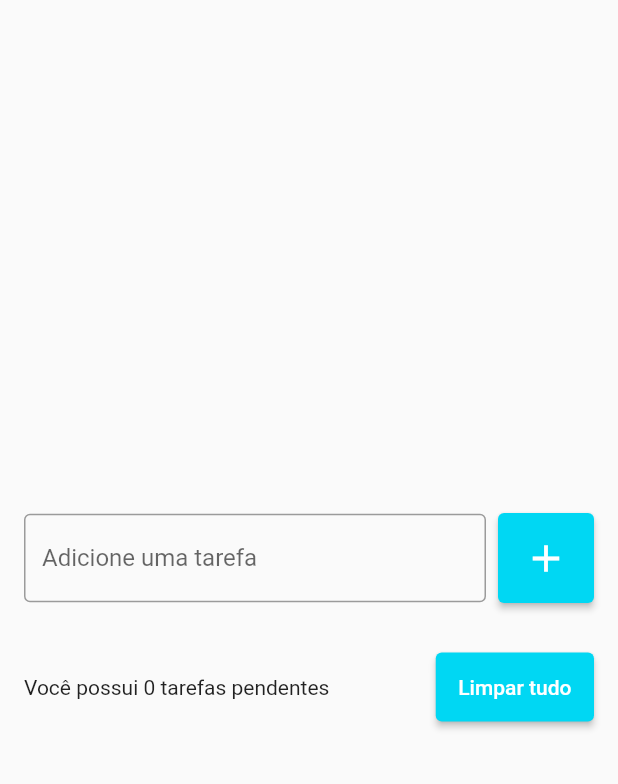
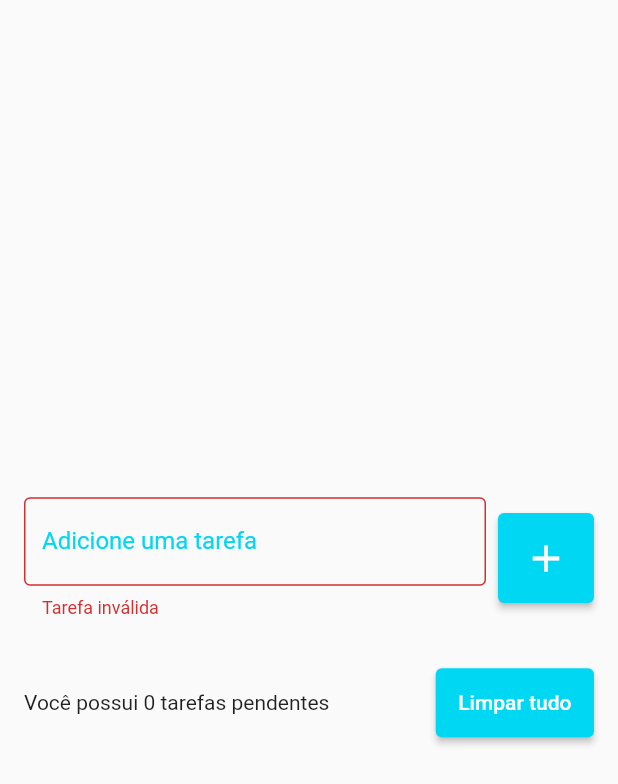
Before and after one commit to GlHenrique/TodoFlutter, a Flutter app: the screen it shows after launch, after a tap on the "add" icon, on a phone screen of 412 x 824 dp. Shown: the top 784 px of the screen. Run offline on Flutter 3.47's test engine with Material 2 defaults, Android fonts, the phone set to English and light mode, and no system bars; our stand-ins replace flutter_slidable, shared_preferences.

Commit message:
feat: add errorText

```diff
--- a/lib/models/todo.dart
+++ b/lib/models/todo.dart
@@ -1,5 +1,17 @@
 class Todo {
   Todo({required this.title, required this.date});
+
+  Todo.fromJson(Map<String, dynamic> json)
+      : date = DateTime.parse(json['date']),
+        title = json['title'];
+
   String title;
   DateTime date;
+
+  Map<String, dynamic> toJson() {
+    return {
+      'title': title,
+      'date': date.toIso8601String(),
+    };
+  }
 }
--- a/lib/pages/todo_list.dart
+++ b/lib/pages/todo_list.dart
@@ -1,5 +1,6 @@
 import 'package:flutter/material.dart';
 import 'package:todo_flutter/models/todo.dart';
+import 'package:todo_flutter/repositories/todo_repository.dart';
 import 'package:todo_flutter/widgets/todo_list_item.dart';
 
 class TodoListPage extends StatefulWidget {
@@ -11,15 +12,25 @@
 
 class _TodoListPageState extends State<TodoListPage> {
   final addTaskController = TextEditingController();
+  final TodoRepository todoRepository = TodoRepository();
   List<Todo> todos = [];
   Todo? deletedTodo;
   int? deletedTodoIndex;
+  String? errorText;
 
   void handleAdd() {
-    if (addTaskController.text == '') return;
+    if (addTaskController.text == '') {
+      setState(() {
+        errorText = 'Tarefa inválida';
+      });
+      return;
+    }
+
     setState(() {
       Todo newTodo = Todo(title: addTaskController.text, date: DateTime.now());
       todos.add(newTodo);
+      todoRepository.saveTodoList(todos);
+      errorText = null;
     });
     addTaskController.clear();
   }
@@ -27,6 +38,7 @@
   void undo() {
     setState(() {
       todos.insert(deletedTodoIndex!, deletedTodo!);
+      todoRepository.saveTodoList(todos);
     });
   }
 
@@ -35,6 +47,7 @@
     deletedTodoIndex = todos.indexOf(todo);
     setState(() {
       todos.remove(todo);
+      todoRepository.saveTodoList(todos);
     });
 
     // Dismiss current snackbar if exists
@@ -63,6 +76,7 @@
     setState(() {
       todos.clear();
       Navigator.of(context).pop();
+      todoRepository.saveTodoList(todos);
     });
   }
 
@@ -92,6 +106,17 @@
   }
 
   @override
+  void initState() {
+    super.initState();
+
+    todoRepository.getTodoList().then((value) {
+      setState(() {
+        todos = value;
+      });
+    });
+  }
+
+  @override
   Widget build(BuildContext context) {
     return SafeArea(
       child: Scaffold(
@@ -107,13 +132,28 @@
                     children: [
                       Expanded(
                         child: TextField(
-                          decoration: const InputDecoration(
-                            border: OutlineInputBorder(),
+                          decoration: InputDecoration(
+                            border: const OutlineInputBorder(),
                             labelText: 'Adicione uma tarefa',
+                            errorText: errorText,
+                            labelStyle: const TextStyle(
+                              color: Color(0xff00d7f3),
+                            ),
+                            focusedBorder: const OutlineInputBorder(
+                              borderSide: BorderSide(
+                                color: Color(0xff00d7f3),
+                                width: 2,
+                              ),
+                            ),
                           ),
                           controller: addTaskController,
                           onSubmitted: (_) {
                             handleAdd();
+                          },
+                          onChanged: (_) {
+                            setState(() {
+                              errorText = null;
+                            });
                           },
                         ),
                       ),
--- /dev/null
+++ b/lib/repositories/todo_repository.dart
@@ -0,0 +1,21 @@
+import 'dart:convert';
+
+import 'package:shared_preferences/shared_preferences.dart';
+import 'package:todo_flutter/models/todo.dart';
+
+class TodoRepository {
+  late SharedPreferences sharedPreferences;
+  String todoListKey = 'TODO_LIST_KEY';
+
+  Future<List<Todo>> getTodoList() async {
+    sharedPreferences = await SharedPreferences.getInstance();
+    final String jsonString = sharedPreferences.getString(todoListKey) ?? '[]';
+    final List todoList = json.decode(jsonString) as List;
+    return todoList.map((e) => Todo.fromJson(e)).toList();
+  }
+
+  void saveTodoList(List<Todo> list) {
+    final jsonString = json.encode(list);
+    sharedPreferences.setString(todoListKey, jsonString);
+  }
+}
--- a/pubspec.yaml
+++ b/pubspec.yaml
@@ -36,6 +36,7 @@
   cupertino_icons: ^1.0.2
   intl: ^0.17.0
   flutter_slidable: ^0.6.0
+  shared_preferences: ^2.0.13
 
 dev_dependencies:
   flutter_test:
```
Also changed, not shown: pubspec.lock, 6 other files.
